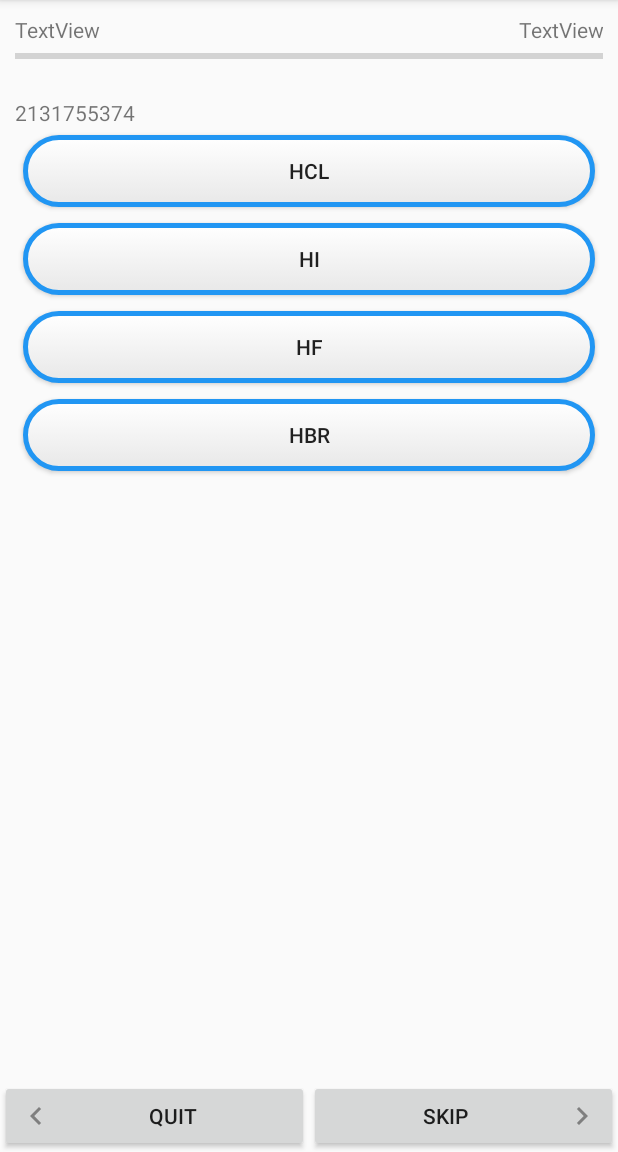
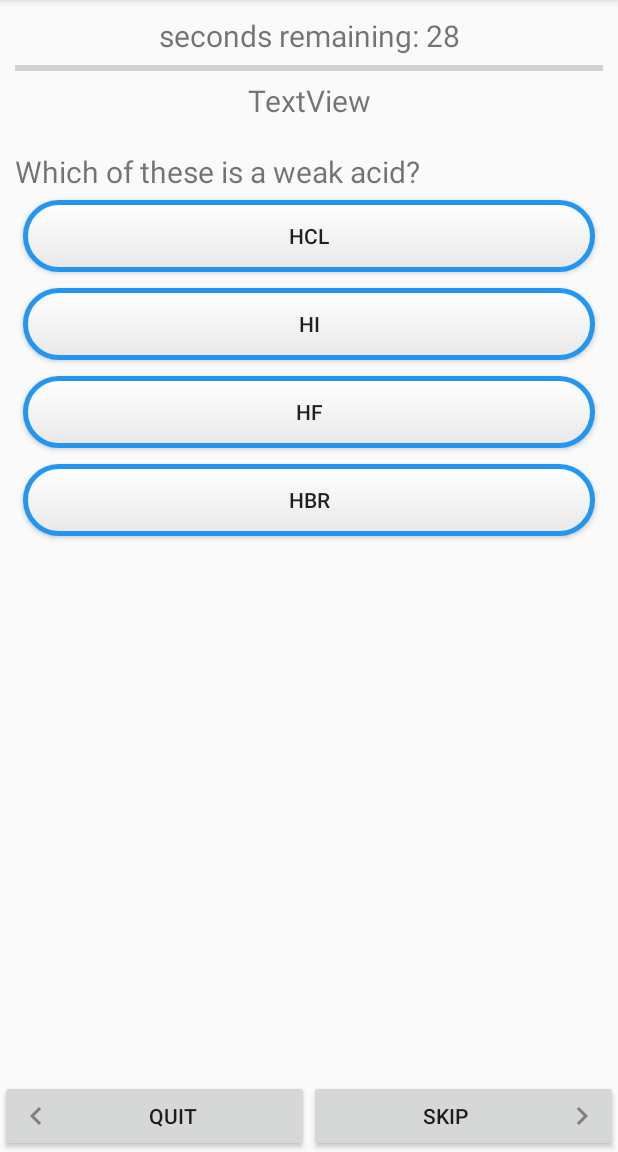
Before and after one commit to liudmila-budanitskaya-code/FunChemistry, an Android app: the screen it shows after launch once a user with an empty profile is signed in (MainActivity), after a tap on an icon or button, on a phone screen of 412 x 824 dp, the part 84-1236 px from its top. Run offline under Robolectric (Android 15) with nearby library versions, the phone set to English and light mode, and no system bars; our stand-ins replace CircleImageView, Firebase (no records; nobody signed in at launch, a user with empty details on screens opened directly), Room's generated code, data binding; libraries missing offline, so code that uses them is left out: com.firebase.ui; Roboto replaces fonts that are not available here.

Commit message:
countdown timer

```diff
--- a/app/src/main/java/site/budanitskaya/chemistryquiz/fine/DataUtils.kt
+++ b/app/src/main/java/site/budanitskaya/chemistryquiz/fine/DataUtils.kt
@@ -1,28 +1,24 @@
 package site.budanitskaya.chemistryquiz.fine
-
-import site.budanitskaya.chemistryquiz.fine.database.Question
-import kotlin.math.exp
 
 
 fun generateQuizItems(): MutableList<QuizItem> {
     return mutableListOf(
         QuizItem(
-            text = R.string.q1_text.toString(),
+            text = "Which of these is a weak acid?",
             answers = listOf("HF", "HCl", "HI", "HBr"),
             topic = "Acids and bases",
             explanation = "HF is a really weak acid while the others are strong"
         ),
         QuizItem(
-            text = "Which of these indicators is useless foe detecting acids?",
-            answers = listOf("Cresolphthalein", "Congo red", "Methyl yellow", "Bromocresol green"),
-            topic = "Acids and bases",
-            explanation = "All phthaleins in aqueous solutions are insensible towards acids, so the correct answer is cresolphthalein"
-        ),
+            text = resourceWrapper(R.array.acid_base_q1)[0],
+            answers = resourceWrapper(R.array.acid_base_q1)[1].split(", "),
+            topic = resourceWrapper(R.array.acid_base_q1)[2],
+            explanation = resourceWrapper(R.array.acid_base_q1)[3]),
         QuizItem(
-            text = resourceWrapper(R.array.biochemistry_q1)[0],
-            answers = resourceWrapper(R.array.biochemistry_q1)[1].split(", "),
-            topic = resourceWrapper(R.array.biochemistry_q1)[2],
-            explanation = resourceWrapper(R.array.biochemistry_q1)[3]
+            text = resourceWrapper(R.array.bio_q1)[0],
+            answers = resourceWrapper(R.array.bio_q1)[1].split(", "),
+            topic = resourceWrapper(R.array.bio_q1)[2],
+            explanation = resourceWrapper(R.array.bio_q1)[3]
         ),
         QuizItem(
             text = "Which is the key enzyme in the biosynthesis of deoxyribonucletides?",
--- a/app/src/main/java/site/budanitskaya/chemistryquiz/fine/questionscreen/QuestionFragment.kt
+++ b/app/src/main/java/site/budanitskaya/chemistryquiz/fine/questionscreen/QuestionFragment.kt
@@ -1,23 +1,23 @@
 package site.budanitskaya.chemistryquiz.fine.questionscreen
 
-import android.opengl.Visibility
+import android.animation.Animator
+import android.animation.ObjectAnimator
 import android.os.Bundle
+import android.os.CountDownTimer
 import android.util.Log
-import androidx.fragment.app.Fragment
 import android.view.LayoutInflater
 import android.view.View
 import android.view.ViewGroup
+import android.view.animation.DecelerateInterpolator
 import androidx.appcompat.widget.AppCompatButton
 import androidx.core.content.ContextCompat.getColor
 import androidx.databinding.DataBindingUtil
-import androidx.lifecycle.Observer
+import androidx.fragment.app.Fragment
 import androidx.lifecycle.ViewModelProvider
 import androidx.navigation.fragment.findNavController
-
-import site.budanitskaya.chemistryquiz.fine.QuizItem
 import site.budanitskaya.chemistryquiz.fine.R
 import site.budanitskaya.chemistryquiz.fine.databinding.FragmentQuestionBinding
-import site.budanitskaya.chemistryquiz.fine.generateQuizItems
+
 
 class QuestionFragment : Fragment() {
 
@@ -27,6 +27,8 @@ class QuestionFragment : Fragment() {
         ViewModelProvider(this, QuestionViewModelFactory())
             .get(QuestionViewModel::class.java)
     }
+    var clickFlag = false
+    private var currentQuizItem = 0
 
 
     private lateinit var binding: FragmentQuestionBinding
@@ -44,7 +46,19 @@ class QuestionFragment : Fragment() {
         binding.viewModel = viewModel
 
         viewModel.shuffleQuestions()
+        var i = 0
+        object : CountDownTimer(30000, 1) {
+            override fun onTick(millisUntilFinished: Long) {
+                binding.timer.text = "seconds remaining: " + millisUntilFinished / 1000
+                i++;
+                binding.progressBar.invalidate()
+                binding.progressBar.setProgress(((3000 - i*100)/(30000/1000)), true)
+            }
 
+            override fun onFinish() {
+                findNavController().navigate(R.id.action_questionFragment_to_gameOverFragment)
+            }
+        }.start()
 
         args = QuestionFragmentArgs.fromBundle(requireArguments())
         viewModel.setQuestion(args.topic.name)
@@ -75,13 +89,23 @@ class QuestionFragment : Fragment() {
         binding.btnNext.setOnClickListener {
             onNextBtnClicked()
         }
+        currentQuizItem++
+
+
 
         Log.d("onCreateView: ", "onCreateView: ${viewModel.getRowCount()}")
         return binding.root
     }
 
 
+    /*
+    clickFlag должен ставиться true только в том случае, если кнопка нажата впервые и вопрос новый
+
+
+     */
     fun onOptionBtnClicked(view: View) {
+
+        if (!clickFlag) {
             if (view is AppCompatButton) {
                 binding.btnNext.text = "Next"
                 if (view.text == viewModel.currentQuestion.answers[0]) {
@@ -94,12 +118,22 @@ class QuestionFragment : Fragment() {
                 binding.rationale.visibility = View.VISIBLE
                 binding.rationale.text = viewModel.currentQuestion.explanation
             }
+            clickFlag = true
+        }
     }
 
     fun onNextBtnClicked() {
+
         viewModel.questionIncremented()
         if (viewModel.questionIndex.value!! < viewModel.numQuestions) {
-            binding.invalidateAll()
+            binding.noQuestion.invalidate()
+            binding.questionText.invalidate()
+            binding.btnOptOne.invalidate()
+            binding.btnOptThree.invalidate()
+            binding.btnOptFour.invalidate()
+            binding.bool.invalidate()
+            binding.rationale.invalidate()
+            clickFlag = false
             setContentView()
         } else {
             findNavController().navigate(QuestionFragmentDirections.actionQuestionFragmentToGameOverFragment())
--- a/app/src/main/res/layout/fragment_question.xml
+++ b/app/src/main/res/layout/fragment_question.xml
@@ -45,23 +45,28 @@
                         android:id="@+id/timer"
                         android:layout_width="0dp"
                         android:layout_height="wrap_content"
-                        android:layout_weight="1"
-                        android:text="TextView" />
-
-                    <TextView
-                        android:id="@+id/no_question"
-                        android:layout_width="0dp"
-                        android:layout_height="wrap_content"
                         android:layout_gravity="end"
                         android:layout_weight="1"
-                        android:gravity="end"
-                        android:text="TextView" />
+                        android:gravity="center"
+                        android:text="TextView"
+                        android:textSize="20sp" />
                 </LinearLayout>
 
                 <ProgressBar
+                    android:id="@+id/progress_bar"
                     android:layout_width="match_parent"
                     android:layout_height="wrap_content"
+                    android:max="100"
                     style="?android:attr/progressBarStyleHorizontal" />
+
+                <TextView
+                    android:id="@+id/no_question"
+                    android:layout_width="match_parent"
+                    android:layout_height="wrap_content"
+                    android:layout_gravity="end"
+                    android:gravity="center"
+                    android:text="TextView"
+                    android:textSize="20sp" />
 
                 <TextView
                     android:id="@+id/question_text"
@@ -69,6 +74,7 @@
                     android:layout_height="wrap_content"
                     android:layout_marginTop="20dp"
                     android:text="TextView"
+                    android:textSize="20sp"
                     tools:layout_editor_absoluteX="57dp"
                     tools:layout_editor_absoluteY="148dp"
                     tools:text="@string/title_activity_settings" />
@@ -110,12 +116,14 @@
                     android:layout_width="match_parent"
                     android:layout_height="wrap_content"
                     android:gravity="start"
+                    android:textSize="20sp"
                     android:textStyle="bold" />
 
                 <androidx.appcompat.widget.AppCompatTextView
                     android:id="@+id/rationale"
                     android:layout_width="match_parent"
                     android:layout_height="wrap_content"
+                    android:textSize="20sp"
                     android:gravity="start"
                     android:textStyle="bold"
                     android:visibility="gone" />
--- /dev/null
+++ b/app/src/main/res/values/acid_base.xml
@@ -0,0 +1,9 @@
+<?xml version="1.0" encoding="utf-8"?>
+<resources>
+    <string-array name="acid_base_q1">
+        <item name="ab_q1_text">Which of these indicators is useless foe detecting acids?</item>
+        <item name="ab_q1_answers">Cresolphthalein, Congo red, Methyl yellow, Bromocresol green</item>
+        <item name="ab_q1_topic">Acids and bases</item>
+        <item name="ab_q1_explanation">All phthaleins in aqueous solutions are insensible towards acids, so the correct answer is cresolphthalein.</item>
+    </string-array>
+</resources>
--- a/app/src/main/res/values/arrays.xml
+++ b/app/src/main/res/values/arrays.xml
@@ -9,10 +9,5 @@
         <item>reply_all</item>
     </string-array>
 
-    <string-array name="biochemistry_q1">
-        <item name="bio_q1_text">Adenosine is a …</item>
-        <item name="bio_q1_answers">Nucleoside, Base, Ribonucleotide, Deoxyribonucleotide</item>
-        <item name="bio_q1_topic">Biochemistry</item>
-        <item name="bio_q1_explanation">Adenosine is composed of the sugar ribose and the base adenine. Sugar + base = nucleoside.</item>
-    </string-array>
+
 </resources>
--- /dev/null
+++ b/app/src/main/res/values/bio.xml
@@ -0,0 +1,9 @@
+<?xml version="1.0" encoding="utf-8"?>
+<resources>
+    <string-array name="bio_q1">
+        <item name="bio_q1_text">Adenosine is a …</item>
+        <item name="bio_q1_answers">Nucleoside, Base, Ribonucleotide, Deoxyribonucleotide</item>
+        <item name="bio_q1_topic">Biochemistry</item>
+        <item name="bio_q1_explanation">Adenosine is composed of the sugar ribose and the base adenine. Sugar + base = nucleoside.</item>
+    </string-array>
+</resources>
```
Lines whose indentation alone changed are shown as unchanged.
